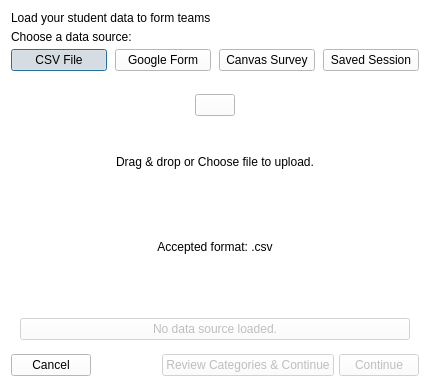
The window that dialogs/loadDataDialog.ui (gruepr/gruepr) describes before a commit, drawn with Qt 5.
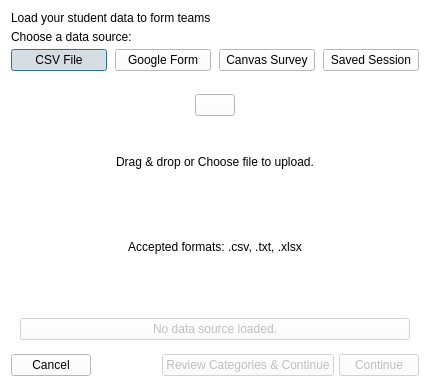
The same window after the commit. The open tabs and pages were chosen to show the change. Icons and pictures are not drawn. Custom widgets are drawn as their Qt base class.

Commit message: Removed mutation from optimization; added xlsx data import

```diff
--- a/dialogs/loadDataDialog.ui
+++ b/dialogs/loadDataDialog.ui
@@ -186,7 +186,7 @@
           <item alignment="Qt::AlignmentFlag::AlignHCenter">
            <widget class="QLabel" name="acceptedFormatsLabel">
             <property name="text">
-             <string>Accepted format: .csv</string>
+             <string>Accepted formats: .csv, .txt, .xlsx</string>
             </property>
             <property name="alignment">
              <set>Qt::AlignmentFlag::AlignCenter</set>
```
The commit also changes 25 other files.
